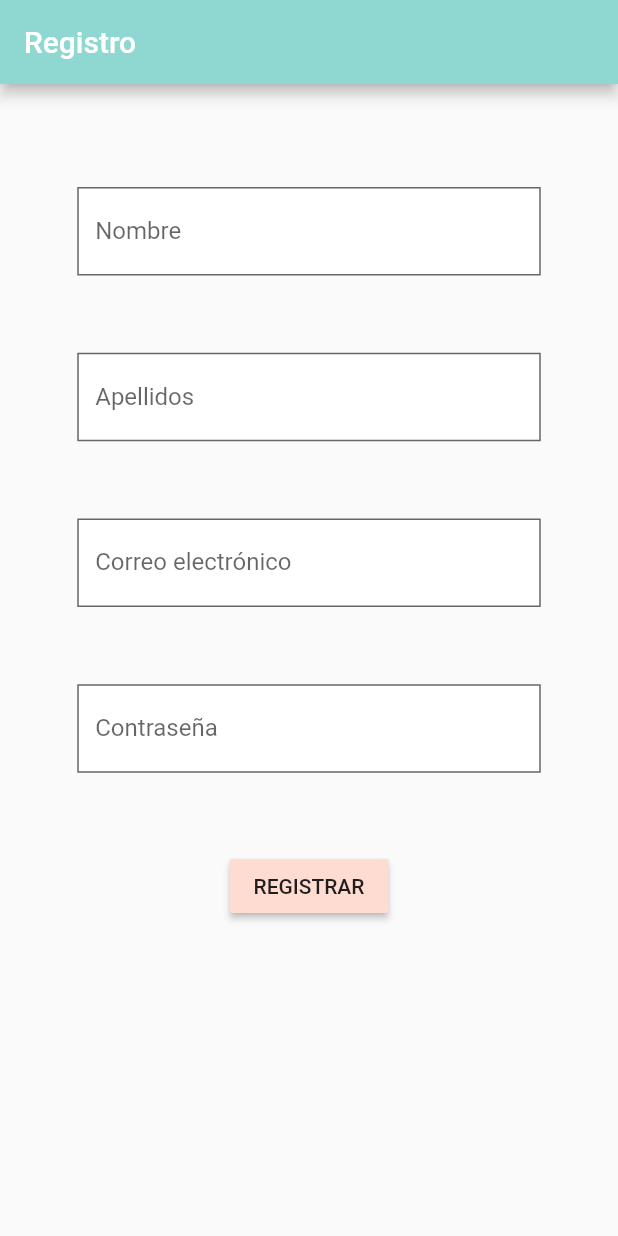
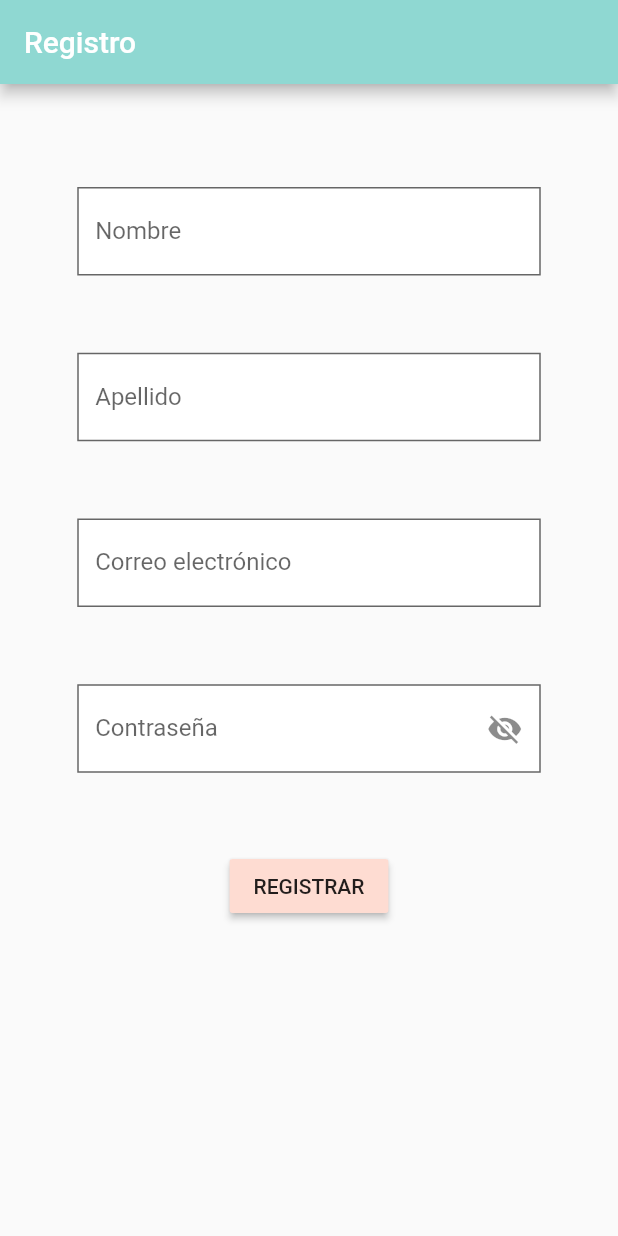
Before and after one commit to CarlosSoPe6/RoomMeMobile, a Flutter app: the screen it shows after launch, after a tap on "Crea una cuenta", on a phone screen of 412 x 824 dp. Run offline on Flutter 3.47's test engine with Material 2 defaults, Android fonts, the phone set to English and light mode, and no system bars; our stand-ins replace bloc, equatable, flutter_bloc.

Commit message:
Working with register post

```diff
--- a/lib/custom_event.dart
+++ b/lib/custom_event.dart
@@ -9,7 +9,19 @@ const CustomEvent();
 
 class InitialEvent extends CustomEvent {}
 
-class RegisterEvent extends CustomEvent {}
+class RegisterEvent extends CustomEvent {
+  final String name;
+  final String lastname;
+  final String email;
+  final String password;
+
+  RegisterEvent({
+    @required this.name,
+    @required this.lastname,
+    @required this.email,
+    @required this.password
+  });
+}
 
 class GetAllUsersEvent extends CustomEvent {
   @override
--- a/lib/main.dart
+++ b/lib/main.dart
@@ -18,6 +18,7 @@ class MyApp extends StatelessWidget {
       home: Login(),
       routes: {
         '/register': (context) => Register(),
-      });
+      }
+    );
   }
 }
--- a/lib/main_bloc.dart
+++ b/lib/main_bloc.dart
@@ -12,7 +12,7 @@ part 'custom_event.dart';
 part 'custom_state.dart';
 
 class MainBloc extends Bloc<CustomEvent, CustomState> {
-  final _link = "https://jsonplaceholder.typicode.com/users";
+  final _link = "http://localhost:3000/api/register/";
   List<User> _userList;
 
   MainBloc() : super(InitialState());
@@ -24,7 +24,10 @@ class MainBloc extends Bloc<CustomEvent, CustomState> {
     if (event is InitialEvent) {
       yield InitialState();
     } else if (event is RegisterEvent) {
-      yield LoadingState();
+      print(event.name);
+      print(event.lastname);
+      print(event.email);
+      print(event.name);
       await _getAllUsers();
       if (_userList.length > 0)
         yield ShowUsersState(usersList: _userList);
--- a/lib/register.dart
+++ b/lib/register.dart
@@ -9,7 +9,37 @@ class Register extends StatefulWidget {
   _RegisterState createState() => _RegisterState();
 }
 
+
 class _RegisterState extends State<Register> {
+
+  final _formKey = GlobalKey<FormState>();
+  TextEditingController _nameController = TextEditingController();
+  TextEditingController _lastnameController = TextEditingController();
+  TextEditingController _emailController = TextEditingController();
+  TextEditingController _passwordController = TextEditingController();
+  bool _passwordHidden = true;
+
+
+  register(BuildContext context) {
+    if (_formKey.currentState.validate()) {
+      print('Valid');
+      BlocProvider.of<MainBloc>(context).add(RegisterEvent(
+        name: _nameController.text,
+        lastname: _lastnameController.text,
+        email: _emailController.text,
+        password: _passwordController.text
+      ));
+    } else {
+      return Scaffold.of(context)
+        ..hideCurrentSnackBar()
+        ..showSnackBar(
+          SnackBar(
+            content: Text("Complete el formulario"),
+          ),
+        );
+    }
+  }
+
   @override
   Widget build(BuildContext context) {
 
@@ -45,11 +75,14 @@ class _RegisterState extends State<Register> {
               children: [
                 Padding(
                   padding: EdgeInsets.symmetric(horizontal: width/8),
+                  child: Form(
+                    key: _formKey,
                     child: Column(
                       children: [
                         Padding(
                           padding: EdgeInsets.only(top: width/6, bottom: width/8),
-                        child: TextField(
+                          child: TextFormField(
+                            controller: _nameController,
                             decoration: InputDecoration(
                               border: OutlineInputBorder(
                                 borderRadius: BorderRadius.circular(0)
@@ -57,25 +90,39 @@ class _RegisterState extends State<Register> {
                               fillColor: Colors.white,
                               filled: true,
                               labelText: 'Nombre'
-                          )
+                            ),
+                            validator: (text) {
+                              if (text.isEmpty)
+                                return "Ingrese su nombre";
+                              else
+                                return null;
+                            }
                           )
                         ),
                         Padding(
                           padding: EdgeInsets.only(bottom: width/8),
-                        child: TextField(
+                          child: TextFormField(
+                            controller: _lastnameController,
                             decoration: InputDecoration(
                               border: OutlineInputBorder(
                                 borderRadius: BorderRadius.circular(0)
                               ),
                               fillColor: Colors.white,
                               filled: true,
-                            labelText: 'Apellidos'
-                          )
+                              labelText: 'Apellido'
+                            ),
+                            validator: (text) {
+                              if (text.isEmpty)
+                                return "Ingrese su apellido";
+                              else
+                                return null;
+                            }
                           )
                         ),
                         Padding(
                           padding: EdgeInsets.only(bottom: width/8),
-                        child: TextField(
+                          child: TextFormField(
+                            controller: _emailController,
                             decoration: InputDecoration(
                               border: OutlineInputBorder(
                                 borderRadius: BorderRadius.circular(0)
@@ -83,30 +130,52 @@ class _RegisterState extends State<Register> {
                               fillColor: Colors.white,
                               filled: true,
                               labelText: 'Correo electrónico'
-                          )
+                            ),
+                            validator: (text) {
+                              if (text.isEmpty)
+                                return "Ingrese su correo electrónico";
+                              else
+                                return null;
+                            }
                           )
                         ),
                         Padding(
                           padding: EdgeInsets.only(bottom: width/8),
-                        child: TextField(
+                          child: TextFormField(
+                            controller: _passwordController,
                             decoration: InputDecoration(
                               border: OutlineInputBorder(
                                 borderRadius: BorderRadius.circular(0)
                               ),
                               fillColor: Colors.white,
                               filled: true,
-                            labelText: 'Contraseña'
+                              labelText: 'Contraseña',
+                              suffixIcon: IconButton(
+                                icon: Icon(_passwordHidden ? Icons.visibility_off : Icons.visibility),
+                                onPressed: () {
+                                  setState(() {
+                                    _passwordHidden = !_passwordHidden;
+                                  });
+                                }
+                              )
                             ),
-                          obscureText: true,
+                            obscureText: _passwordHidden,
+                            validator: (text) {
+                              if (text.isEmpty)
+                                return "Ingrese una contraseña";
+                              else
+                                return null;
+                            }
                           )
                         ),
                         RaisedButton(
                           onPressed: (){
-                          BlocProvider.of<MainBloc>(context).add(RegisterEvent());
+                            register(context);
                           },
                           child: Text('REGISTRAR'),
                         )
                       ]
+                    )
                   )
                 )
               ]
```
Lines whose indentation alone changed are shown as unchanged.
